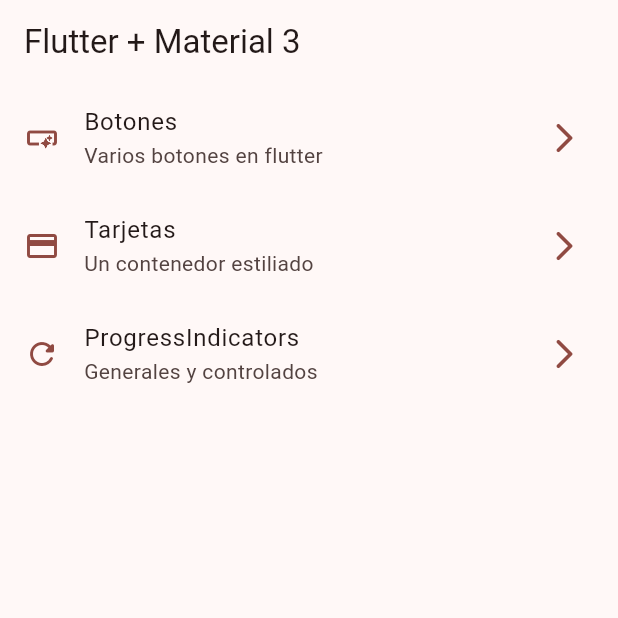
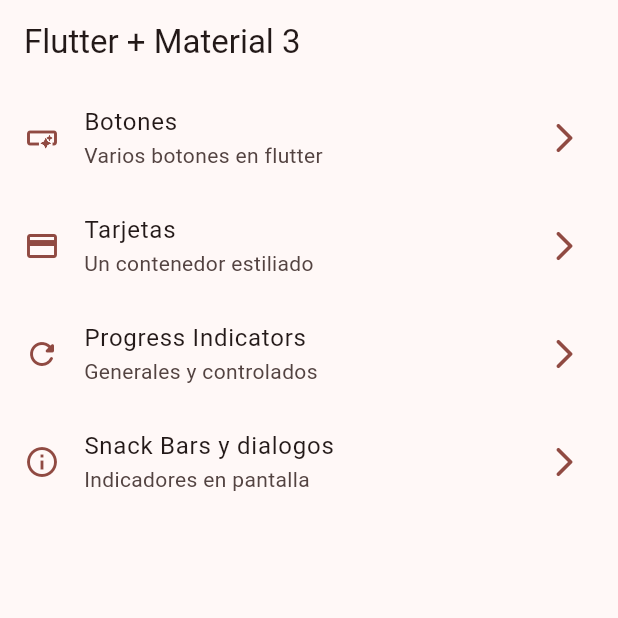
Before and after one commit to VMErik/wigets-flutter, a Flutter app: the screen it shows after launch, on a phone screen of 412 x 824 dp, the top half of it. Run offline on Flutter 3.47's test engine with Material 2 defaults, Android fonts, the phone set to English and light mode, and no system bars; our stand-ins replace go_router.

Commit message:
Snackbars y dialogos terminados

```diff
--- a/lib/config/menu/menu_items.dart
+++ b/lib/config/menu/menu_items.dart
@@ -30,9 +30,15 @@ const appMenuItems = <MenuItem>[
     icon: Icons.credit_card
   ) ,
   MenuItem(
-    title: 'ProgressIndicators',
+    title: 'Progress Indicators',
     subtitle: 'Generales y controlados',
     link: '/progress',
     icon: Icons.refresh_rounded
   ) ,
+  MenuItem(
+    title: 'Snack Bars y dialogos',
+    subtitle: 'Indicadores en pantalla',
+    link: '/snackbars',
+    icon: Icons.info_outline
+  ) ,
 ];
--- a/lib/config/router/app_router.dart
+++ b/lib/config/router/app_router.dart
@@ -27,5 +27,10 @@ final appRouter = GoRouter(
       path: '/progress',
       builder: (context, state) => const ProgressScreen(),
     ),
+     GoRoute(
+      name :SnackBarScreen.name ,
+      path: '/snackbars',
+      builder: (context, state) => const SnackBarScreen(),
+    ),
   ],
 );
--- a/lib/main.dart
+++ b/lib/main.dart
@@ -13,6 +13,7 @@ class MainApp extends StatelessWidget {
   Widget build(BuildContext context) {
     return  MaterialApp.router(
       // Aputntamos a nuestras rutas
+      title: 'Flutter Widgets', // Este es el titulo de la aplicacion
       routerConfig:  appRouter,
       debugShowCheckedModeBanner: false,
       theme: AppTheme(selectedColor: 2).getTheme(),
```
Also changed, not shown: lib/presentation/screens/snackbar/snackbar_screen.dart (+66 -1 lines).
